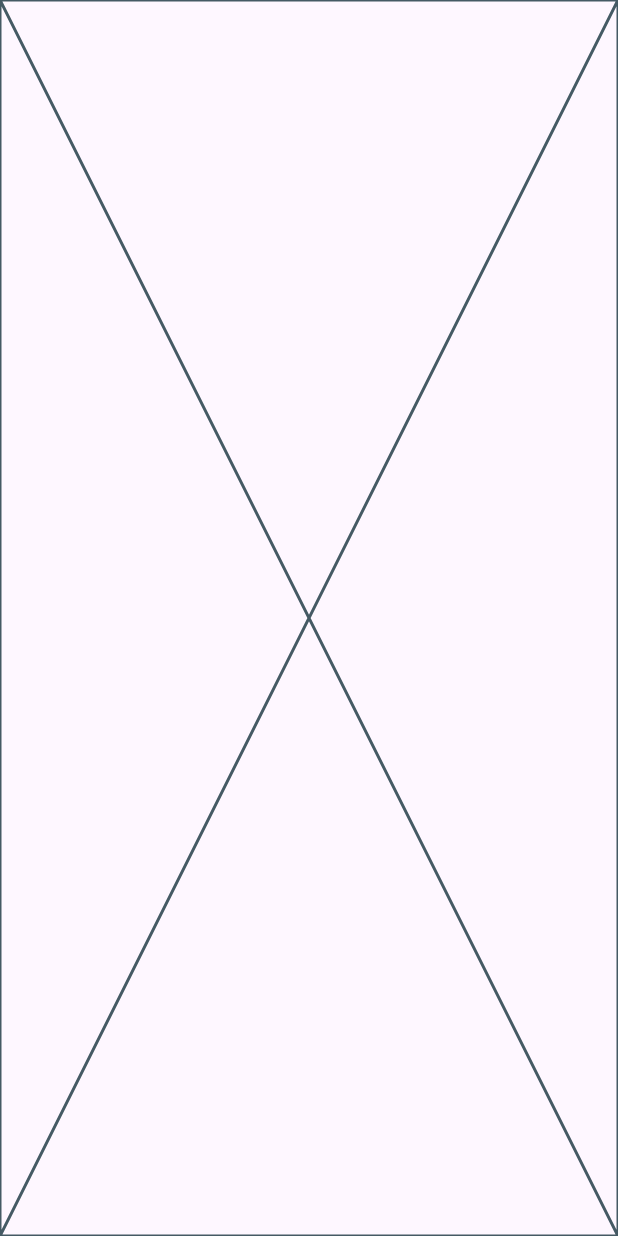
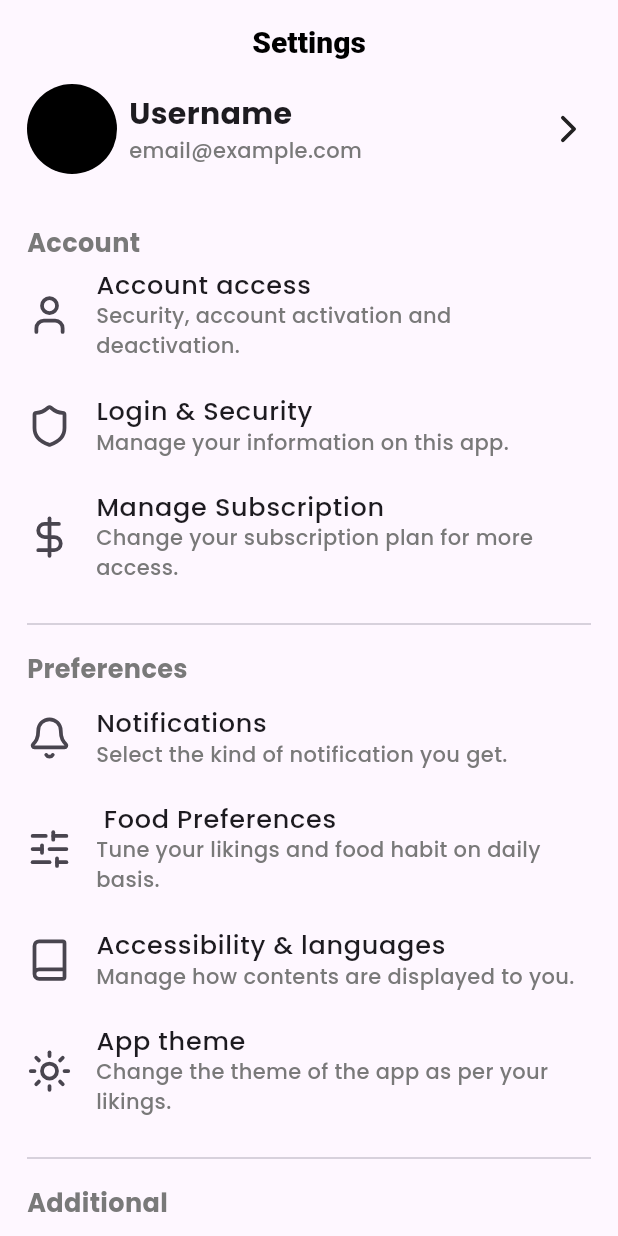
Before and after one commit to Nishan123/Yumm-AI, a Flutter app: the SettingScreen screen opened directly, on a phone screen of 412 x 824 dp. Run offline on Flutter 3.47's test engine with Material 3 defaults, Android fonts, the phone set to English and light mode, and no system bars; our stand-ins replace cached_network_image, flutter_lucide, flutter_svg, readmore.

Commit message:
created setting screens with some widgets

```diff
--- a/lib/screens/setting/setting_screen.dart
+++ b/lib/screens/setting/setting_screen.dart
@@ -1,10 +1,102 @@
 import 'package:flutter/material.dart';
+import 'package:flutter_lucide/flutter_lucide.dart';
+import 'package:yumm_ai/screens/setting/widgets/profile_preview_card.dart';
+import 'package:yumm_ai/screens/setting/widgets/setting_item_card.dart';
+import 'package:yumm_ai/screens/setting/widgets/setting_list_group.dart';
 
 class SettingScreen extends StatelessWidget {
   const SettingScreen({super.key});
 
   @override
   Widget build(BuildContext context) {
-    return Scaffold(body: SafeArea(child: Placeholder()));
+    return Scaffold(
+      appBar: AppBar(title: Text("Settings")),
+      body: SafeArea(
+        child: SingleChildScrollView(
+          child: Padding(
+            padding: EdgeInsetsGeometry.symmetric(horizontal: 18),
+            child: Column(
+              spacing: 12,
+              children: [
+                ProfilePreviewCard(),
+                SizedBox(height: 12),
+                SettingListGroup(
+                  groupName: "Account",
+                  settingLists: [
+                    SettingItemCard(
+                      leadingIcon: LucideIcons.user,
+                      title: 'Account access',
+                      subTitle:
+                          'Security, account activation and deactivation.',
+                    ),
+                    SettingItemCard(
+                      leadingIcon: LucideIcons.shield,
+                      title: 'Login & Security',
+                      subTitle: 'Manage your information on this app.',
+                    ),
+                    SettingItemCard(
+                      leadingIcon: LucideIcons.dollar_sign,
+                      title: 'Manage Subscription',
+                      subTitle:
+                          'Change your subscription plan for more access.',
+                    ),
+                  ],
+                ),
+                Divider(),
+                SettingListGroup(
+                  groupName: "Preferences",
+                  settingLists: [
+                    SettingItemCard(
+                      leadingIcon: LucideIcons.bell,
+                      title: 'Notifications',
+                      subTitle: 'Select the kind of notification you get.',
+                    ),
+                    SettingItemCard(
+                      leadingIcon: LucideIcons.sliders_horizontal,
+                      title: ' Food Preferences',
+                      subTitle:
+                          'Tune your likings and food habit on daily basis.',
+                    ),
+                    SettingItemCard(
+                      leadingIcon: LucideIcons.book,
+                      title: 'Accessibility & languages',
+                      subTitle: 'Manage how contents are displayed to you.',
+                    ),
+                    SettingItemCard(
+                      leadingIcon: LucideIcons.sun,
+                      title: 'App theme',
+                      subTitle:
+                          'Change the theme of the app as per your likings.',
+                    ),
+                  ],
+                ),
+                Divider(),
+                SettingListGroup(
+                  groupName: "Additional",
+                  settingLists: [
+                    SettingItemCard(
+                      leadingIcon: LucideIcons.smile,
+                      title: 'Feedback',
+                      subTitle: 'Share your thoughts and help us improve',
+                    ),
+                    SettingItemCard(
+                      leadingIcon: LucideIcons.box,
+                      title: 'Additional resources',
+                      subTitle: 'Checkout other places to know more about app.',
+                    ),
+                    SettingItemCard(
+                      leadingIcon: LucideIcons.info,
+                      title: 'Help',
+                      subTitle: 'Help center, contacts, privacy policy.',
+                    ),
+                  ],
+                ),
+                SizedBox(height: 108),
+              ],
+            ),
+          ),
+        ),
+      ),
+    );
   }
 }
--- /dev/null
+++ b/lib/screens/setting/widgets/profile_preview_card.dart
@@ -0,0 +1,39 @@
+import 'package:flutter/material.dart';
+import 'package:flutter_lucide/flutter_lucide.dart';
+import 'package:yumm_ai/core/styles/app_colors.dart';
+import 'package:yumm_ai/core/styles/app_text_styles.dart';
+
+class ProfilePreviewCard extends StatelessWidget {
+  const ProfilePreviewCard({super.key});
+
+  @override
+  Widget build(BuildContext context) {
+    return Container(
+      child: Row(
+        spacing: 8,
+        children: [
+          CircleAvatar(radius: 30, backgroundColor: AppColors.blackColor),
+          Column(
+            crossAxisAlignment: CrossAxisAlignment.start,
+            children: [
+              Text(
+                "Username",
+                style: AppTextStyles.title.copyWith(
+                  fontWeight: FontWeight.w700,
+                ),
+              ),
+              Text(
+                "email@example.com",
+                style: AppTextStyles.normalText.copyWith(
+                  color: AppColors.descriptionTextColor,
+                ),
+              ),
+            ],
+          ),
+          Spacer(),
+          Icon(LucideIcons.chevron_right, size: 30),
+        ],
+      ),
+    );
+  }
+}
--- /dev/null
+++ b/lib/screens/setting/widgets/setting_item_card.dart
@@ -0,0 +1,34 @@
+import 'package:flutter/material.dart';
+import 'package:yumm_ai/core/styles/app_colors.dart';
+import 'package:yumm_ai/core/styles/app_text_styles.dart';
+
+class SettingItemCard extends StatelessWidget {
+  final IconData leadingIcon;
+  final String title;
+  final String subTitle;
+  const SettingItemCard({
+    super.key,
+    required this.leadingIcon,
+    required this.title,
+    required this.subTitle,
+  });
+
+  @override
+  Widget build(BuildContext context) {
+    return ListTile(
+      contentPadding: EdgeInsets.all(0),
+      onTap: () {},
+      leading: Icon(leadingIcon, size: 30),
+      title: Text(
+        title,
+        style: AppTextStyles.h5.copyWith(fontWeight: FontWeight.w500),
+      ),
+      subtitle: Text(
+        subTitle,
+        style: AppTextStyles.normalText.copyWith(
+          color: AppColors.descriptionTextColor,
+        ),
+      ),
+    );
+  }
+}
--- /dev/null
+++ b/lib/screens/setting/widgets/setting_list_group.dart
@@ -0,0 +1,30 @@
+import 'package:flutter/material.dart';
+import 'package:yumm_ai/core/styles/app_colors.dart';
+import 'package:yumm_ai/core/styles/app_text_styles.dart';
+import 'package:yumm_ai/screens/setting/widgets/setting_item_card.dart';
+
+class SettingListGroup extends StatelessWidget {
+  final String groupName;
+  final List<SettingItemCard> settingLists;
+  const SettingListGroup({
+    super.key,
+    required this.settingLists,
+    required this.groupName,
+  });
+
+  @override
+  Widget build(BuildContext context) {
+    return Column(
+      crossAxisAlignment: CrossAxisAlignment.start,
+      children: [
+        Text(
+          groupName,
+          style: AppTextStyles.h5.copyWith(
+            color: AppColors.descriptionTextColor,
+          ),
+        ),
+        ...settingLists,
+      ],
+    );
+  }
+}
```
